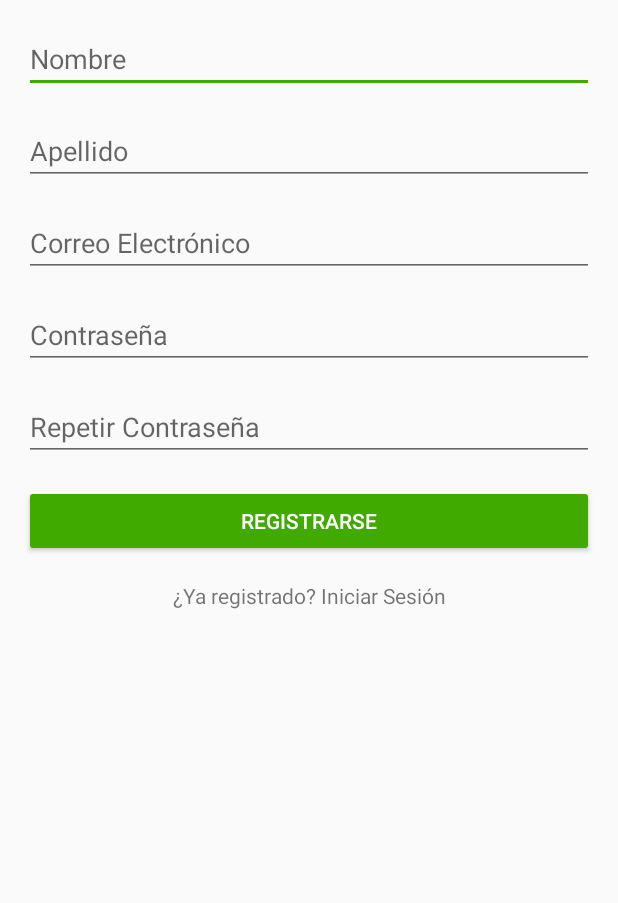
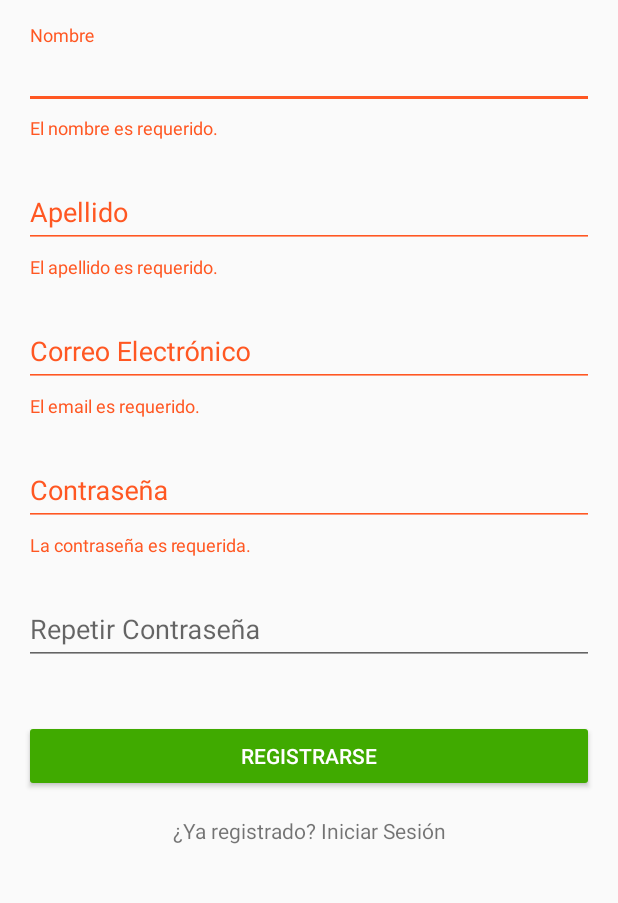
Before and after one commit to nicolaseirin/QuickSplit, an Android app: the RegisterActivity screen opened directly, with no data from a screen before it, after a tap on "REGISTRARSE", on a phone screen of 412 x 824 dp, the part 287-1190 px from its top. Run offline under Robolectric (Android 15) with nearby library versions, the phone set to English and light mode, and no system bars.

Commit message:
Text input layout implementados

```diff
--- a/src/FrontEnd/app/src/main/java/org/quicksplit/RegisterActivity.java
+++ b/src/FrontEnd/app/src/main/java/org/quicksplit/RegisterActivity.java
@@ -1,5 +1,6 @@
 package org.quicksplit;
 
+import android.support.design.widget.TextInputLayout;
 import android.support.v7.app.AppCompatActivity;
 import android.os.Bundle;
 import android.view.View;
@@ -17,10 +18,15 @@ import retrofit2.Response;
 
 public class RegisterActivity extends AppCompatActivity implements View.OnClickListener {
 
+    private TextInputLayout mLabelErrorName;
     private EditText mTextName;
+    private TextInputLayout mLabelErrorLastName;
     private EditText mTextLastName;
+    private TextInputLayout mLabelErrorEmail;
     private EditText mTextEmail;
+    private TextInputLayout mLabelErrorPassword;
     private EditText mTextPassword;
+    private TextInputLayout mLabelErrorRepeatPassword;
     private EditText mTextRepeatPassword;
     private TextView mLabelErrorMessage;
     private Button mButtonregister;
@@ -30,16 +36,28 @@ public class RegisterActivity extends AppCompatActivity implements View.OnClickL
         super.onCreate(savedInstanceState);
         setContentView(R.layout.activity_register);
 
+        mLabelErrorName = (TextInputLayout) findViewById(R.id.lblError_txtName);
         mTextName = (EditText) findViewById(R.id.txtName);
+
+        mLabelErrorLastName = (TextInputLayout) findViewById(R.id.lblError_txtLastName);
         mTextLastName = (EditText) findViewById(R.id.txtLastName);
+
+        mLabelErrorEmail = (TextInputLayout) findViewById(R.id.lblError_txtEmail);
         mTextEmail = (EditText) findViewById(R.id.txtEmail);
+
+        mLabelErrorPassword = (TextInputLayout) findViewById(R.id.lblError_txtPassword);
         mTextPassword = (EditText) findViewById(R.id.txtPassword);
+
+        mLabelErrorRepeatPassword = (TextInputLayout) findViewById(R.id.lblError_txtRepeatPassword);
         mTextRepeatPassword = (EditText) findViewById(R.id.txtRepeatPassword);
+
         mLabelErrorMessage = (TextView) findViewById(R.id.lbl_errorMessage);
+
         mButtonregister = (Button) findViewById(R.id.btn_register);
 
         mButtonregister.setOnClickListener(this);
     }
+
 
     @Override
     public void onClick(View view) {
@@ -49,6 +67,9 @@ public class RegisterActivity extends AppCompatActivity implements View.OnClickL
         user.setLastName(mTextLastName.getText().toString());
         user.setMail(mTextEmail.getText().toString());
         user.setPassword(mTextPassword.getText().toString());
+
+        if (!validateFieldsAndShowErrors())
+            return;
 
         UserClient client = ServiceGenerator.createService(UserClient.class);
         Call<UserModelIn> call = client.createAccount(user);
@@ -78,4 +99,57 @@ public class RegisterActivity extends AppCompatActivity implements View.OnClickL
             }
         });
     }
+
+    private boolean validateFieldsAndShowErrors() {
+
+        boolean isValid = false;
+
+        String name = mTextName.getText().toString();
+        String lastName = mTextLastName.getText().toString();
+        String email = mTextEmail.getText().toString();
+        String password = mTextPassword.getText().toString();
+        String repeatPassword = mTextRepeatPassword.getText().toString();
+
+        if (name.isEmpty()) {
+            mLabelErrorName.setError("El nombre es requerido.");
+            isValid = false;
+        } else {
+            mLabelErrorName.setError("");
+            isValid = true;
+        }
+
+        if (lastName.isEmpty()) {
+            mLabelErrorLastName.setError("El apellido es requerido.");
+            isValid = false;
+        } else {
+            mLabelErrorLastName.setError("");
+            isValid &= true;
+        }
+
+        if (email.isEmpty()) {
+            mLabelErrorEmail.setError("El email es requerido.");
+            isValid = false;
+        } else {
+            mLabelErrorEmail.setError("");
+            isValid &= true;
+        }
+
+        if (password.isEmpty()) {
+            mLabelErrorPassword.setError("La contraseña es requerida.");
+            isValid = false;
+        } else {
+            mLabelErrorPassword.setError("");
+            isValid &= true;
+        }
+
+        if (!password.equals(repeatPassword)) {
+            mLabelErrorRepeatPassword.setError("Las contraseñas no coinciden.");
+            isValid = false;
+        } else {
+            mLabelErrorRepeatPassword.setError("");
+            isValid &= true;
+        }
+
+        return isValid;
+    }
 }
--- a/src/FrontEnd/app/src/main/res/layout/activity_register.xml
+++ b/src/FrontEnd/app/src/main/res/layout/activity_register.xml
@@ -51,13 +51,22 @@
                         android:layout_marginLeft="10dp"
                         android:text="@string/lbl_register"
                         android:textSize="40dp" />
+
                 </LinearLayout>
+
             </LinearLayout>
 
             <LinearLayout
                 android:layout_width="match_parent"
                 android:layout_height="wrap_content"
                 android:orientation="vertical">
+
+                <android.support.design.widget.TextInputLayout
+                    android:id="@+id/lblError_txtName"
+                    android:layout_width="match_parent"
+                    android:layout_height="wrap_content"
+                    android:layout_marginTop="16dp"
+                    app:errorEnabled="true">
 
                     <EditText
                         android:id="@+id/txtName"
@@ -67,6 +76,15 @@
                         android:hint="@string/txt_name"
                         android:inputType="textPersonName"
                         app:layout_constraintBottom_toTopOf="@+id/txtLastName" />
+
+                </android.support.design.widget.TextInputLayout>
+
+                <android.support.design.widget.TextInputLayout
+                    android:id="@+id/lblError_txtLastName"
+                    android:layout_width="match_parent"
+                    android:layout_height="wrap_content"
+                    android:layout_marginTop="16dp"
+                    app:errorEnabled="true">
 
                     <EditText
                         android:id="@+id/txtLastName"
@@ -78,6 +96,15 @@
                         app:layout_constraintBottom_toTopOf="@+id/txtEmail"
                         app:layout_constraintTop_toBottomOf="@+id/txtName" />
 
+                </android.support.design.widget.TextInputLayout>
+
+                <android.support.design.widget.TextInputLayout
+                    android:id="@+id/lblError_txtEmail"
+                    android:layout_width="match_parent"
+                    android:layout_height="wrap_content"
+                    android:layout_marginTop="16dp"
+                    app:errorEnabled="true">
+
                     <EditText
                         android:id="@+id/txtEmail"
                         android:layout_width="match_parent"
@@ -87,6 +114,15 @@
                         android:inputType="textEmailAddress"
                         app:layout_constraintBottom_toTopOf="@+id/txtPassword"
                         app:layout_constraintTop_toBottomOf="@+id/txtLastName" />
+
+                </android.support.design.widget.TextInputLayout>
+
+                <android.support.design.widget.TextInputLayout
+                    android:id="@+id/lblError_txtPassword"
+                    android:layout_width="match_parent"
+                    android:layout_height="wrap_content"
+                    android:layout_marginTop="16dp"
+                    app:errorEnabled="true">
 
                     <EditText
                         android:id="@+id/txtPassword"
@@ -98,6 +134,14 @@
                         app:layout_constraintBottom_toTopOf="@+id/txtRepeatPassword"
                         app:layout_constraintTop_toBottomOf="@+id/txtEmail" />
 
+                </android.support.design.widget.TextInputLayout>
+
+                <android.support.design.widget.TextInputLayout
+                    android:id="@+id/lblError_txtRepeatPassword"
+                    android:layout_width="match_parent"
+                    android:layout_height="wrap_content"
+                    android:layout_marginTop="16dp"
+                    app:errorEnabled="true">
 
                     <EditText
                         android:id="@+id/txtRepeatPassword"
@@ -108,11 +152,13 @@
                         android:inputType="textPassword"
                         app:layout_constraintTop_toBottomOf="@+id/txtPassword" />
 
+                </android.support.design.widget.TextInputLayout>
+
                 <TextView
                     android:id="@+id/lbl_errorMessage"
                     android:layout_width="match_parent"
                     android:layout_height="wrap_content"
-                    android:visibility="gone"/>
+                    android:visibility="gone" />
 
                 <Button
                     android:id="@+id/btn_register"
@@ -130,7 +176,11 @@
                     android:layout_marginBottom="16dp"
                     android:gravity="center"
                     android:text="¿Ya registrado? Iniciar Sesión" />
+
             </LinearLayout>
+
         </LinearLayout>
+
     </ScrollView>
+
 </LinearLayout>
```
Lines whose indentation alone changed are shown as unchanged.
